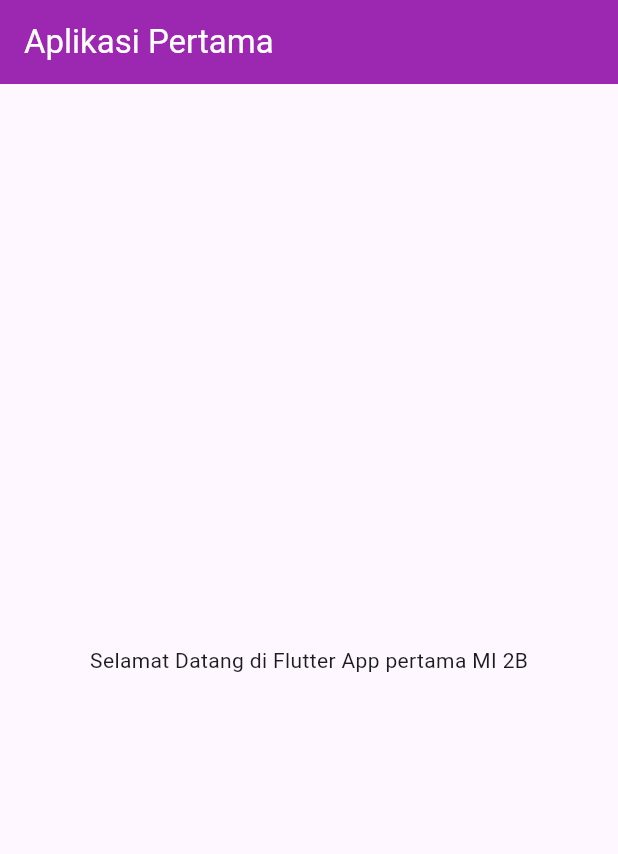
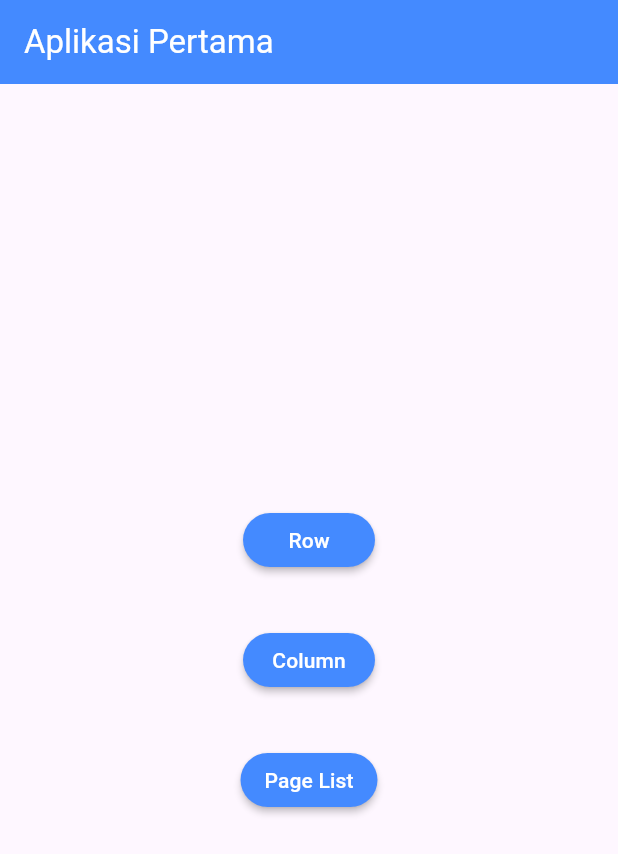
Before and after one commit to nawafakbar/Flutter_Pertemuan1, a Flutter app: the screen it shows after launch, on a phone screen of 412 x 824 dp. Shown: the top 854 px of the screen. Run offline on Flutter 3.47's test engine with Material 3 defaults, Android fonts, the phone set to English and light mode, and no system bars.

Commit message:
first commit

```diff
--- /dev/null
+++ b/lib/Screen/page_satu.dart
@@ -0,0 +1,13 @@
+import 'package:flutter/material.dart';
+
+class PageSatu extends StatelessWidget {
+  const PageSatu({super.key});
+
+  @override
+  Widget build(BuildContext context) {
+    return Scaffold(
+      appBar: AppBar(title: Text('Page Satu'), backgroundColor: Colors.purple),
+      body: Center(child: Text('Ini Page Pertama')),
+    );
+  }
+}
--- a/lib/main.dart
+++ b/lib/main.dart
@@ -1,4 +1,8 @@
 import 'package:flutter/material.dart';
+import 'package:pertemuan1/Screen/page_satu.dart';
+import 'package:pertemuan1/Screen/page_dua.dart';
+import 'package:pertemuan1/Screen/page_tiga.dart';
+import 'package:pertemuan1/Screen/page_empat.dart';
 
 void main() {
   runApp(const MyApp());
@@ -47,10 +51,116 @@ class PageOne extends StatelessWidget {
         //appBar : properti dari sebuah widget
         //AppBar : widget
         title: Text('Aplikasi Pertama', style: TextStyle(color: Colors.white)),
-        backgroundColor: Colors.purple,
+        backgroundColor: Colors.blueAccent,
       ),
       body: Center(
-        child: Text("Selamat Datang di Flutter App pertama MI 2B"),
+        child: Column(
+          mainAxisAlignment: MainAxisAlignment.center,
+          crossAxisAlignment: CrossAxisAlignment.center,
+          children: [
+            // Padding(
+            //   padding: const EdgeInsets.all(1),
+            //   child: MaterialButton(
+            //     onPressed: () {
+            //       //pindah page
+            //       Navigator.push(
+            //         context,
+            //         MaterialPageRoute(builder: (context) => PageSatu()),
+            //       );
+            //     },
+            //     // elevation: 18.0, bayangan
+            //     shape: RoundedRectangleBorder(
+            //       borderRadius: BorderRadius.circular(20),
+            //     ),
+            //     //ini untuk pindah page
+            //     // color: Colors.purple,
+            //     color: Colors.blueAccent,
+            //     clipBehavior: Clip.antiAlias,
+            //     child: Text(
+            //       'Page 1',
+            //       style: TextStyle(fontSize: 14, color: Colors.white),
+            //     ),
+            //   ),
+            // ),
+            Padding(
+              padding: const EdgeInsets.all(1),
+              child: MaterialButton(
+                onPressed: () {
+                  //pindah page
+                  Navigator.push(
+                    context,
+                    MaterialPageRoute(builder: (context) => PageDua()),
+                  );
+                },
+                // elevation: 18.0, bayangan
+                shape: RoundedRectangleBorder(
+                  borderRadius: BorderRadius.circular(20),
+                ),
+                //ini untuk pindah page
+                // color: Colors.purple,
+                // color: Color(0x0d6efd),
+                color: Colors.blueAccent,
+                clipBehavior: Clip.antiAlias,
+                child: Text(
+                  'Row',
+                  style: TextStyle(fontSize: 14, color: Colors.white),
+                ),
+              ),
+            ),
+            SizedBox(height: 30),
+            Padding(
+              padding: const EdgeInsets.all(1),
+              child: MaterialButton(
+                onPressed: () {
+                  //pindah page
+                  Navigator.push(
+                    context,
+                    MaterialPageRoute(builder: (context) => PageTiga()),
+                  );
+                },
+                // elevation: 18.0, bayangan
+                shape: RoundedRectangleBorder(
+                  borderRadius: BorderRadius.circular(20),
+                ),
+
+                //ini untuk pindah page
+                // color: Color(0x0d6efd),
+                color: Colors.blueAccent,
+                clipBehavior: Clip.antiAlias,
+                child: Text(
+                  'Column',
+                  style: TextStyle(fontSize: 14, color: Colors.white),
+                ),
+              ),
+            ),
+            SizedBox(height: 30),
+            Padding(
+              padding: const EdgeInsets.all(1),
+              child: MaterialButton(
+                onPressed: () {
+                  //pindah page
+                  Navigator.push(
+                    context,
+                    MaterialPageRoute(builder: (context) => PageEmpat()),
+                  );
+                },
+                // elevation: 18.0,
+                shape: RoundedRectangleBorder(
+                  borderRadius: BorderRadius.circular(20),
+                ),
+                //ini untuk pindah page
+                // color: Color(0x0d6efd),
+                color: Colors.blueAccent,
+                clipBehavior: Clip.antiAlias,
+                child: Text(
+                  'Page List',
+                  style: TextStyle(fontSize: 14, color: Colors.white),
+                ),
+              ),
+            ),
+          ],
+        ),
+
         //child :  cuma bisa nampung 1 widget
         //children : bisa nampung beberapa widget
       ),
```
Also changed, not shown: lib/Screen/page_dua.dart (added, +40 -0 lines), lib/Screen/page_empat.dart (added, +25 -0 lines), lib/Screen/page_tiga.dart (added, +47 -0 lines).
